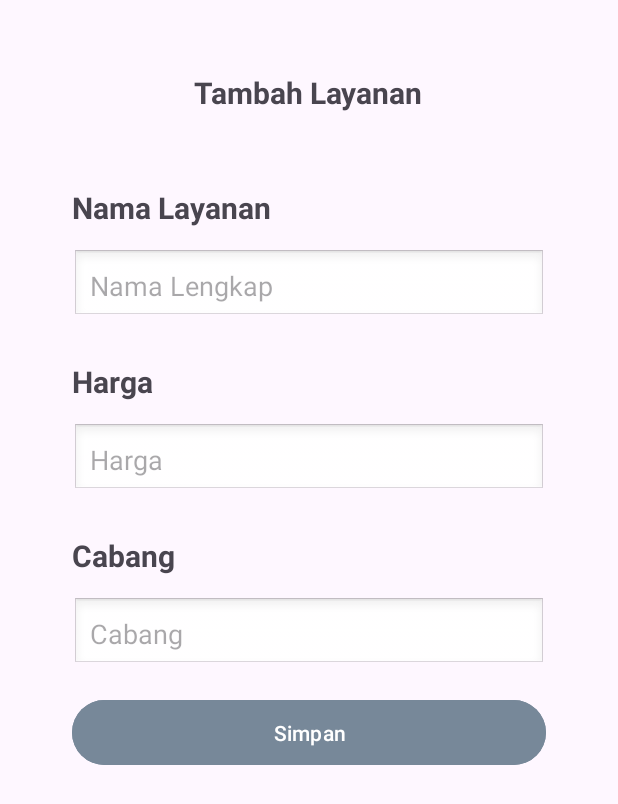
After one commit to dinda-hub/Laundry1, an Android app: the TambahanLayananActivity screen opened directly, with no data from a screen before it, on a phone screen of 412 x 824 dp. The commit adds this screen. Shown: the top 804 px of the screen. Run offline under Robolectric (Android 15) with nearby library versions, the phone set to English and light mode, and no system bars; 1 statement that could not run was skipped.

Commit message:
laundry1

```diff
--- /dev/null
+++ b/app/src/main/java/com/reza/laundry/Layanan/TambahanLayananActivity.kt
@@ -0,0 +1,21 @@
+package com.reza.laundry.Layanan
+
+import android.os.Bundle
+import androidx.activity.enableEdgeToEdge
+import androidx.appcompat.app.AppCompatActivity
+import androidx.core.view.ViewCompat
+import androidx.core.view.WindowInsetsCompat
+import com.reza.laundry.R
+
+class TambahanLayananActivity : AppCompatActivity() {
+    override fun onCreate(savedInstanceState: Bundle?) {
+        super.onCreate(savedInstanceState)
+        enableEdgeToEdge()
+        setContentView(R.layout.activity_tambahan_layanan)
+        ViewCompat.setOnApplyWindowInsetsListener(findViewById(R.id.main)) { v, insets ->
+            val systemBars = insets.getInsets(WindowInsetsCompat.Type.systemBars())
+            v.setPadding(systemBars.left, systemBars.top, systemBars.right, systemBars.bottom)
+            insets
+        }
+    }
+}
--- /dev/null
+++ b/app/src/main/res/layout/activity_tambahan_layanan.xml
@@ -0,0 +1,110 @@
+<?xml version="1.0" encoding="utf-8"?>
+<LinearLayout
+    xmlns:android="http://schemas.android.com/apk/res/android"
+    android:layout_width="match_parent"
+    android:layout_height="match_parent"
+    android:id="@+id/tambah_pegawai"
+    android:orientation="vertical"
+    android:padding="16dp">
+
+    <LinearLayout
+        android:layout_width="match_parent"
+        android:layout_height="match_parent"
+        android:orientation="vertical"
+        android:padding="16dp">
+
+        <LinearLayout
+            android:layout_width="match_parent"
+            android:layout_height="match_parent"
+            android:orientation="vertical"
+            android:padding="16dp">
+
+            <TextView
+                android:id="@+id/tvJudulLayanan"
+                android:layout_width="wrap_content"
+                android:layout_height="wrap_content"
+                android:layout_gravity="center"
+                android:layout_marginBottom="24dp"
+                android:text="Tambah Layanan"
+                android:textSize="20sp"
+                android:textStyle="bold" />
+
+            <TextView
+                android:id="@+id/tvnamalayanan"
+                android:layout_marginTop="25dp"
+                android:layout_width="match_parent"
+                android:layout_height="wrap_content"
+                android:layout_gravity="center"
+                android:layout_marginBottom="24dp"
+                android:text="Nama Layanan"
+                android:textSize="20sp"
+                android:textStyle="bold" />
+
+            <EditText
+                android:id="@+id/etnamalayanan"
+                android:layout_marginTop="-10dp"
+                android:layout_width="match_parent"
+                android:layout_height="wrap_content"
+                android:layout_marginBottom="16dp"
+                android:inputType="textPersonName"
+                android:background="@android:drawable/edit_text"
+                android:hint="Nama Lengkap"
+                android:padding="12dp" />
+
+            <TextView
+                android:id="@+id/tvharga"
+                android:layout_marginTop="10dp"
+                android:layout_width="match_parent"
+                android:layout_height="wrap_content"
+                android:layout_gravity="center"
+                android:layout_marginBottom="24dp"
+                android:text="Harga"
+                android:textSize="20sp"
+                android:textStyle="bold" />
+
+            <EditText
+                android:id="@+id/etharga"
+                android:layout_marginTop="-10dp"
+                android:layout_width="match_parent"
+                android:layout_height="wrap_content"
+                android:layout_marginBottom="16dp"
+                android:inputType="textPostalAddress"
+                android:background="@android:drawable/edit_text"
+                android:hint="Harga"
+                android:padding="12dp" />
+
+            <TextView
+                android:id="@+id/tvcabang_tambahanlayanan"
+                android:layout_marginTop="10dp"
+                android:layout_width="match_parent"
+                android:layout_height="wrap_content"
+                android:layout_gravity="center"
+                android:layout_marginBottom="24dp"
+                android:text="Cabang"
+                android:textSize="20sp"
+                android:textStyle="bold" />
+
+            <EditText
+                android:id="@+id/etcabang_tambahanlayanan"
+                android:layout_marginTop="-10dp"
+                android:layout_width="match_parent"
+                android:layout_height="wrap_content"
+                android:layout_marginBottom="16dp"
+                android:background="@android:drawable/edit_text"
+                android:hint="Cabang"
+                android:inputType="phone"
+                android:maxLength="14"
+                android:padding="12dp" />
+
+            <Button
+                android:id="@+id/btsimpan_tambahanpegawai"
+                android:layout_width="match_parent"
+                android:layout_height="wrap_content"
+                android:backgroundTint="#778899"
+                android:padding="12dp"
+                android:text="@string/text_tambahanpelanggan_simpan"
+                android:textColor="@android:color/white" />
+
+        </LinearLayout>
+    </LinearLayout>
+</LinearLayout>
```
Also changed, not shown: app/src/main/AndroidManifest.xml (+11 -5 lines), app/src/main/java/com/reza/laundry/Layanan/DataLayananActivity.kt (added, +21 -0 lines), app/src/main/java/com/reza/laundry/adapter/adapterdatapegawai.kt (+17 -0 lines), app/src/main/java/com/reza/laundry/pegawai/TambahanPegawaiActivity.kt (+71 -1 lines), app/src/main/res/layout/activity_data_layanan.xml (added, +31 -0 lines), app/src/main/res/layout/data_layanan.xml (added, +92 -0 lines).
